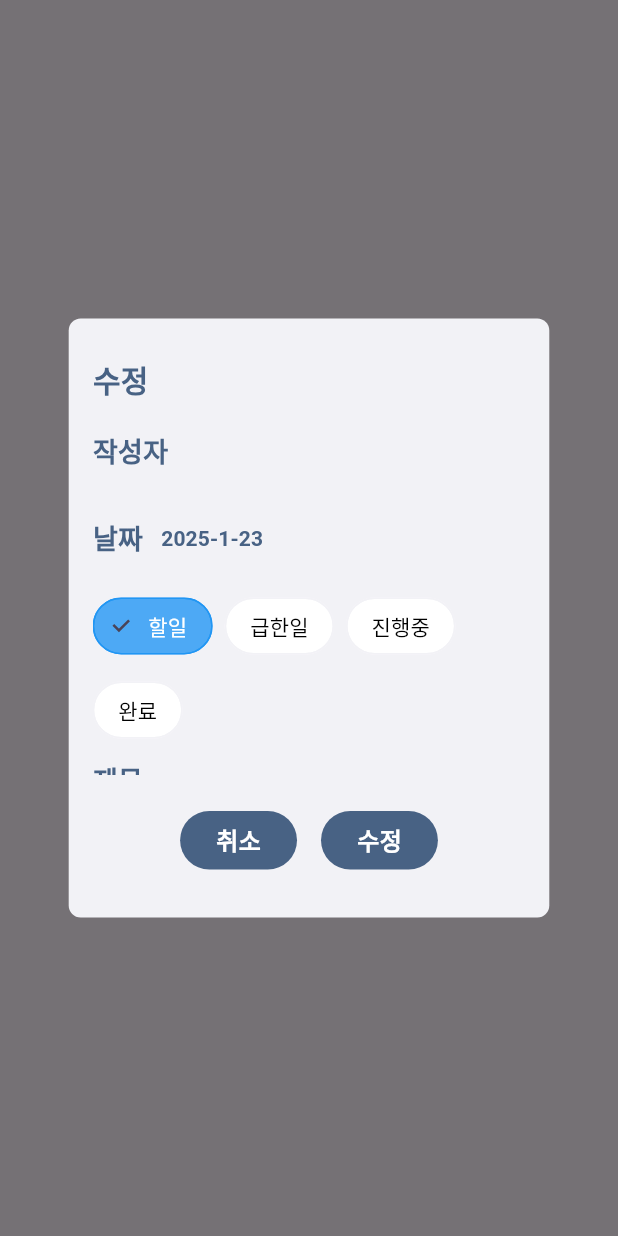
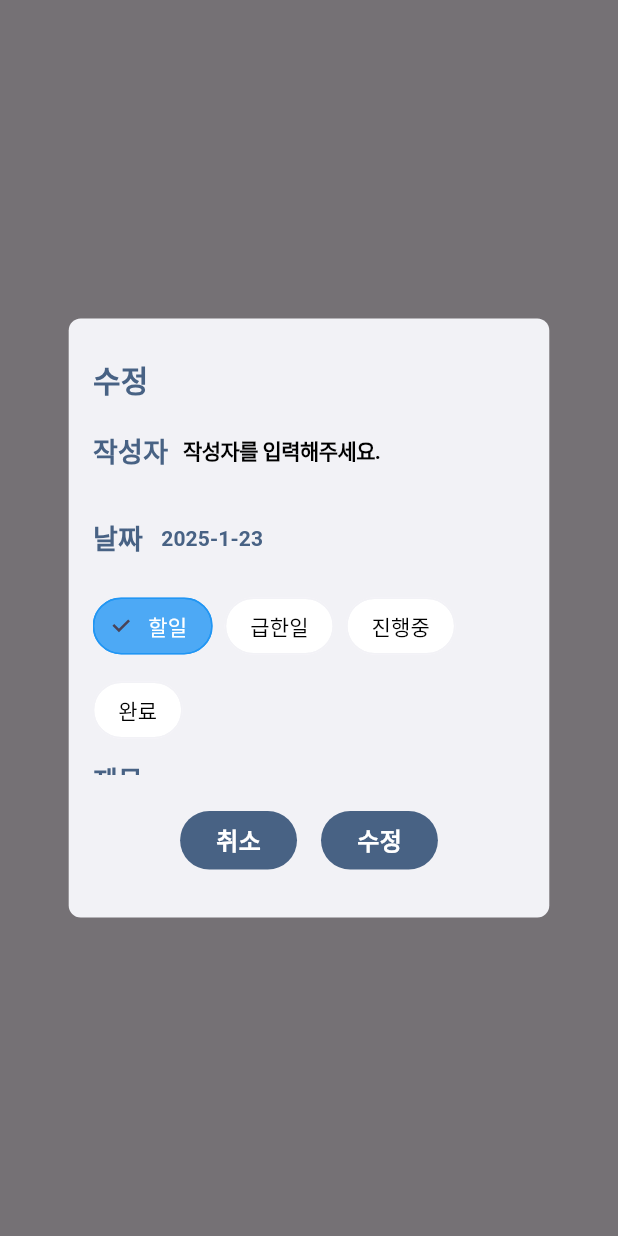
Before and after one commit to haleyalwayshappy/schedule_management, a Flutter app: what show() shows on an empty page, opened directly, on a phone screen of 412 x 824 dp. Run offline on Flutter 3.47's test engine with Material 3 defaults, Android fonts, the light colour scheme and no system bars; drawn by our look-alikes of toastification; our stand-ins replace cloud_firestore, firebase_core, get; accounts and stored records are empty; Roboto replaces fonts that are missing (Pretendard); statements that could not run were skipped.

Commit message:
수정시 기존내용 사라지는것 controlle내에 값 담아 사라지지 않게 수정 (ui)

```diff
--- /dev/null
+++ b/firestore.indexes.json
@@ -0,0 +1,12 @@
+{
+  "indexes": [
+    {
+      "collectionGroup": "tasks",
+      "queryScope": "COLLECTION",
+      "fields": [
+        { "fieldPath": "status", "order": "ASCENDING" },
+        { "fieldPath": "createdAt", "order": "DESCENDING" }
+      ]
+    }
+  ]
+}
--- a/lib/widgets/update_schedule_dialog.dart
+++ b/lib/widgets/update_schedule_dialog.dart
@@ -14,9 +14,12 @@ import 'status_chip_widget.dart';
 class UpdateScheduleDialog {
   static void show(Schedule scheduleDetail) {
     final ScheduleController _controller = Get.find();
-    final TextEditingController assigneeController = TextEditingController();
-    final TextEditingController titleController = TextEditingController();
-    final TextEditingController contentController = TextEditingController();
+    final TextEditingController assigneeController =
+        TextEditingController(text: scheduleDetail.assignee);
+    final TextEditingController titleController =
+        TextEditingController(text: scheduleDetail.title);
+    final TextEditingController contentController =
+        TextEditingController(text: scheduleDetail.content);
     final Rx<TaskStatus> selectedStatus = Rx<TaskStatus>(scheduleDetail.status);
 
     Rx<DateTime> selectedDate = Rx<DateTime>(scheduleDetail.date);
@@ -70,7 +73,7 @@ class UpdateScheduleDialog {
                             letterSpacing: -0.4,
                           ),
                           decoration: InputDecoration(
-                            hintText: scheduleDetail.assignee,
+                            hintText: "작성자를 입력해주세요.",
                             hintStyle: TextStyle(
                               fontFamily: 'Pretendard',
                               fontWeight: Pretendard().semiBold,
@@ -152,7 +155,7 @@ class UpdateScheduleDialog {
                       letterSpacing: -0.4,
                     ),
                     decoration: InputDecoration(
-                      hintText: scheduleDetail.title,
+                      hintText: "제목을 입력해주세요.",
                       hintStyle: TextStyle(
                         fontFamily: 'Pretendard',
                         fontWeight: FontWeight.w400,
@@ -178,7 +181,7 @@ class UpdateScheduleDialog {
                       letterSpacing: -0.4,
                     ),
                     decoration: InputDecoration(
-                      hintText: scheduleDetail.content,
+                      hintText: "내용을 입력해주세요.",
                       hintStyle: TextStyle(
                         fontFamily: 'Pretendard',
                         fontWeight: FontWeight.w400,
```
Also changed, not shown: firebase.json, package-lock.json, 1 other file.
